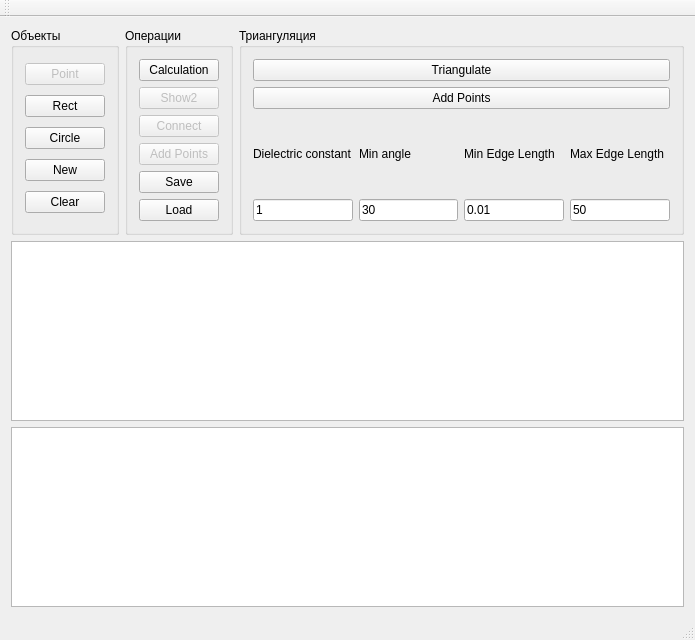
First picture: the form in mainwindow.ui, repository aleksejkvasnikov/delaunator, before the edit.
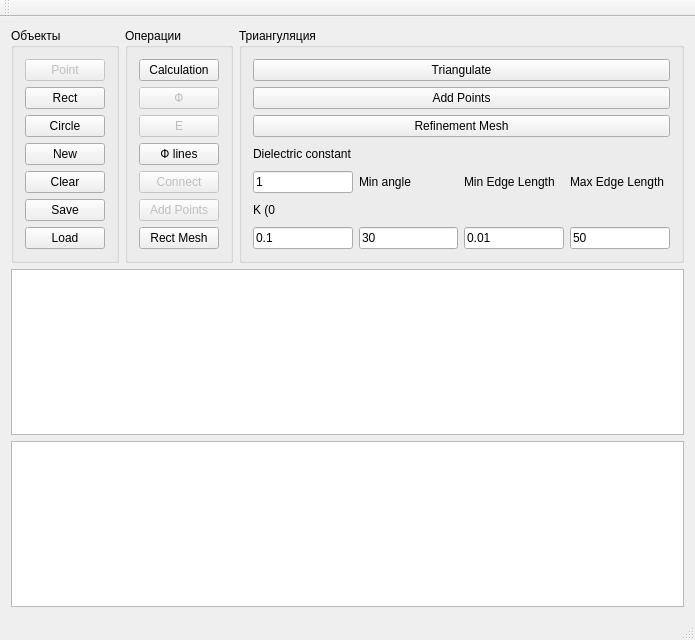
Second picture: the form after the edit.

```diff
--- a/mainwindow.ui
+++ b/mainwindow.ui
@@ -64,6 +64,20 @@
            </property>
           </widget>
          </item>
+         <item>
+          <widget class="QPushButton" name="saveButton">
+           <property name="text">
+            <string>Save</string>
+           </property>
+          </widget>
+         </item>
+         <item>
+          <widget class="QPushButton" name="loadButton">
+           <property name="text">
+            <string>Load</string>
+           </property>
+          </widget>
+         </item>
         </layout>
        </widget>
       </item>
@@ -86,7 +100,24 @@
             <bool>false</bool>
            </property>
            <property name="text">
-            <string>Show2</string>
+            <string>Ф</string>
+           </property>
+          </widget>
+         </item>
+         <item>
+          <widget class="QPushButton" name="showE_button">
+           <property name="enabled">
+            <bool>false</bool>
+           </property>
+           <property name="text">
+            <string>E</string>
+           </property>
+          </widget>
+         </item>
+         <item>
+          <widget class="QPushButton" name="pushButton_5">
+           <property name="text">
+            <string>Ф lines</string>
            </property>
           </widget>
          </item>
@@ -111,16 +142,9 @@
           </widget>
          </item>
          <item>
-          <widget class="QPushButton" name="saveButton">
+          <widget class="QPushButton" name="Rect_Mesh_button">
            <property name="text">
-            <string>Save</string>
-           </property>
-          </widget>
-         </item>
-         <item>
-          <widget class="QPushButton" name="loadButton">
-           <property name="text">
-            <string>Load</string>
+            <string>Rect Mesh</string>
            </property>
           </widget>
          </item>
@@ -147,6 +171,13 @@
            </property>
           </widget>
          </item>
+         <item>
+          <widget class="QPushButton" name="ReMesh">
+           <property name="text">
+            <string>Refinement Mesh</string>
+           </property>
+          </widget>
+         </item>
          <item>
           <layout class="QHBoxLayout" name="horizontalLayout">
            <item>
@@ -165,6 +196,20 @@
                </property>
               </widget>
              </item>
+             <item>
+              <widget class="QLabel" name="label">
+               <property name="text">
+                <string>K (0&lt;K&lt;1)</string>
+               </property>
+              </widget>
+             </item>
+             <item>
+              <widget class="QLineEdit" name="ReMeshEdit">
+               <property name="text">
+                <string>0.1</string>
+               </property>
+              </widget>
+             </item>
             </layout>
            </item>
            <item>
```
Left out of the diff: 12 changed lines with no effect on the pictures.
